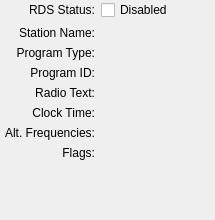
Before: the Qt Designer form src/qtgui/dockrds.ui in gqrx-sdr/gqrx, drawn with Qt 5.
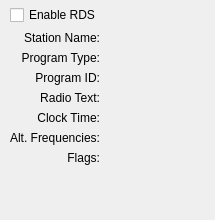
After: the same form once the commit is applied.

Commit message: Make RDS enable/disable widget more clear.

Diff of the .ui file:
```diff
--- a/src/qtgui/dockrds.ui
+++ b/src/qtgui/dockrds.ui
@@ -59,7 +59,7 @@
          <x>0</x>
          <y>0</y>
          <width>205</width>
-         <height>195</height>
+         <height>201</height>
         </rect>
        </property>
        <layout class="QFormLayout" name="formLayout">
@@ -70,46 +70,17 @@
          <set>Qt::AlignRight|Qt::AlignTrailing|Qt::AlignVCenter</set>
         </property>
         <property name="leftMargin">
-         <number>0</number>
+         <number>5</number>
         </property>
         <property name="topMargin">
-         <number>0</number>
+         <number>5</number>
         </property>
         <property name="rightMargin">
-         <number>0</number>
+         <number>5</number>
         </property>
         <property name="bottomMargin">
-         <number>0</number>
+         <number>5</number>
         </property>
-        <item row="0" column="0">
-         <widget class="QLabel" name="label_8">
-          <property name="text">
-           <string>RDS Status:</string>
-          </property>
-          <property name="alignment">
-           <set>Qt::AlignRight|Qt::AlignTrailing|Qt::AlignVCenter</set>
-          </property>
-         </widget>
-        </item>
-        <item row="0" column="1">
-         <widget class="QCheckBox" name="rdsCheckbox">
-          <property name="sizePolicy">
-           <sizepolicy hsizetype="Preferred" vsizetype="Preferred">
-            <horstretch>0</horstretch>
-            <verstretch>0</verstretch>
-           </sizepolicy>
-          </property>
-          <property name="mouseTracking">
-           <bool>true</bool>
-          </property>
-          <property name="focusPolicy">
-           <enum>Qt::StrongFocus</enum>
-          </property>
-          <property name="text">
-           <string>Disabled</string>
-          </property>
-         </widget>
-        </item>
         <item row="1" column="0">
          <widget class="QLabel" name="label">
           <property name="text">
@@ -319,6 +290,28 @@
           </property>
          </widget>
         </item>
+        <item row="0" column="0" colspan="2">
+         <widget class="QCheckBox" name="rdsCheckbox">
+          <property name="sizePolicy">
+           <sizepolicy hsizetype="Preferred" vsizetype="Preferred">
+            <horstretch>0</horstretch>
+            <verstretch>0</verstretch>
+           </sizepolicy>
+          </property>
+          <property name="mouseTracking">
+           <bool>true</bool>
+          </property>
+          <property name="focusPolicy">
+           <enum>Qt::StrongFocus</enum>
+          </property>
+          <property name="toolTip">
+           <string>Enable or disable decoding of RDS data</string>
+          </property>
+          <property name="text">
+           <string>Enable RDS</string>
+          </property>
+         </widget>
+        </item>
        </layout>
       </widget>
      </widget>
```
The commit also changes 1 other file.
